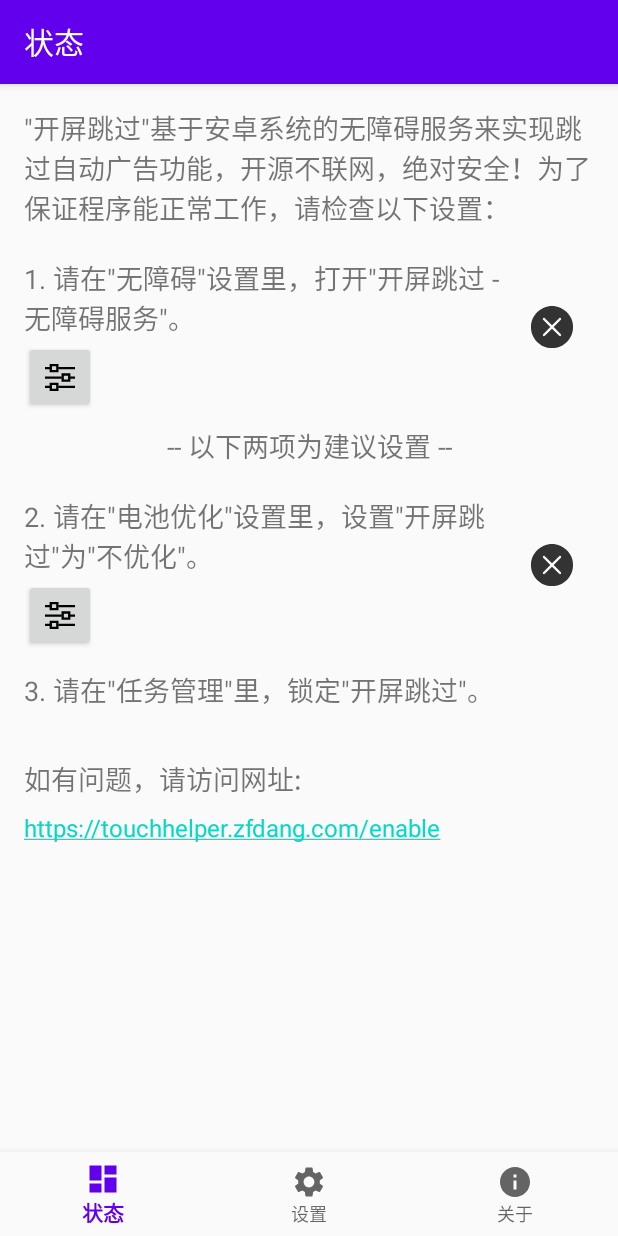
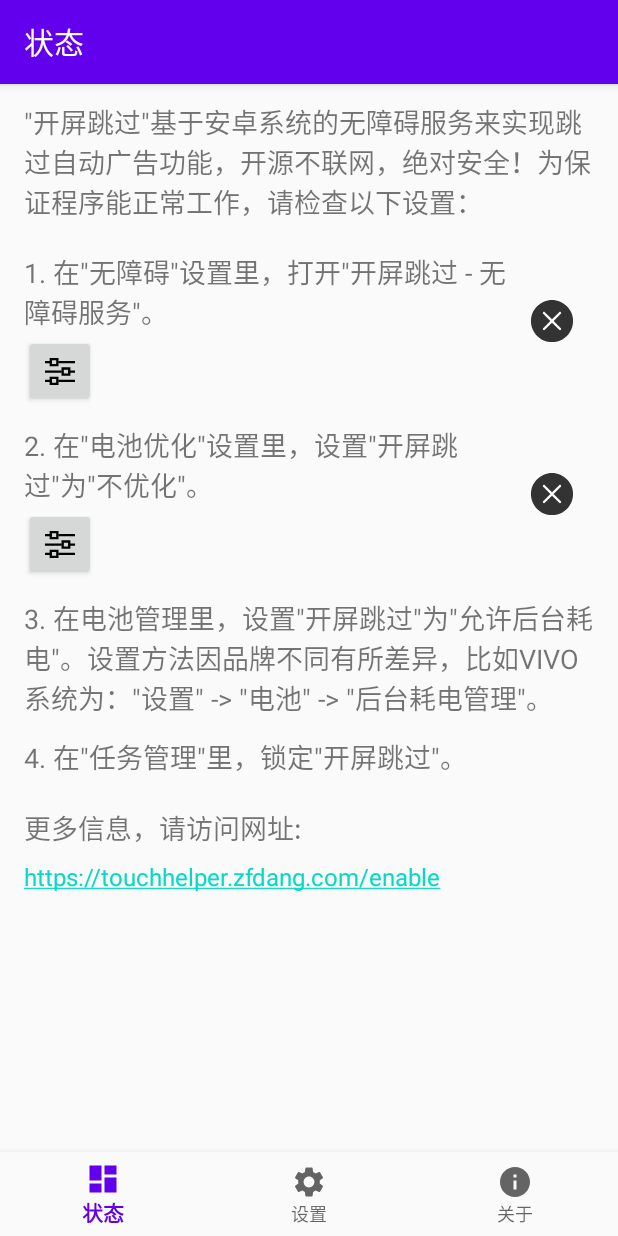
Before and after one commit to zfdang/Android-Touch-Helper, an Android app: the screen it shows after launch (MainActivity), on a phone screen of 412 x 824 dp. Run offline under Robolectric (Android 15) with nearby library versions, the phone set to English and light mode, and no system bars; our stand-ins replace navigation-ui.

Commit message:
update docs

```diff
--- a/app/src/main/java/com/zfdang/touchhelper/ui/home/HomeFragment.java
+++ b/app/src/main/java/com/zfdang/touchhelper/ui/home/HomeFragment.java
@@ -94,11 +94,13 @@ public class HomeFragment extends Fragment {
             public void onClick(View v) {
                 //  打开电池优化的界面，让用户设置
                 if(Build.VERSION.SDK_INT >= Build.VERSION_CODES.M) {
+                    String packageName = getActivity().getPackageName();
+
+                    // open battery optimization setting page
                     Intent intent = new Intent();
-                    String packageName = getActivity().getPackageName();
                     PowerManager pm = (PowerManager) getActivity().getSystemService(Context.POWER_SERVICE);
-                    // open battery optimization setting page
                     intent.setAction(Settings.ACTION_IGNORE_BATTERY_OPTIMIZATION_SETTINGS);
+//                    intent.setData(Uri.parse("package:" + packageName));
                     startActivity(intent);
                 }
             }
--- a/app/src/main/res/layout/fragment_home.xml
+++ b/app/src/main/res/layout/fragment_home.xml
@@ -12,7 +12,7 @@
         android:layout_width="match_parent"
         android:layout_height="wrap_content"
         android:layout_marginStart="16dp"
-        android:layout_marginTop="16dp"
+        android:layout_marginTop="12dp"
         android:layout_marginEnd="16dp"
         android:text="@string/text_instructions"
         android:textSize="18sp"
@@ -93,33 +93,6 @@
                 android:layout_height="wrap_content"
                 android:layout_weight="1">
 
-                <TextView
-                    android:layout_width="0dp"
-                    android:layout_height="wrap_content"
-                    android:layout_marginTop="8dp"
-                    android:layout_marginBottom="8dp"
-                    android:text="@string/text_optional_hint"
-                    android:textAlignment="center"
-                    android:textSize="18sp"
-                    app:layout_constraintBottom_toBottomOf="parent"
-                    app:layout_constraintEnd_toEndOf="parent"
-                    app:layout_constraintStart_toStartOf="parent"
-                    app:layout_constraintTop_toTopOf="parent" />
-
-
-            </androidx.constraintlayout.widget.ConstraintLayout>
-
-        </TableRow>
-
-        <TableRow
-            android:layout_width="match_parent"
-            android:layout_height="wrap_content">
-
-            <androidx.constraintlayout.widget.ConstraintLayout
-                android:layout_width="match_parent"
-                android:layout_height="wrap_content"
-                android:layout_weight="1">
-
                 <androidx.constraintlayout.widget.Guideline
                     android:id="@+id/guideline_power_permission"
                     android:layout_width="wrap_content"
@@ -174,11 +147,42 @@
                 android:layout_weight="1">
 
                 <androidx.constraintlayout.widget.Guideline
+                    android:id="@+id/guideline_rom_battery"
+                    android:layout_width="wrap_content"
+                    android:layout_height="wrap_content"
+                    android:orientation="vertical"
+                    app:layout_constraintGuide_percent="1.0" />
+
+                <TextView
+                    android:id="@+id/text_rom_battery"
+                    android:layout_width="0dp"
+                    android:layout_height="wrap_content"
+                    android:layout_marginTop="12dp"
+                    android:text="@string/text_rom_battery"
+                    android:textSize="18sp"
+                    app:layout_constraintEnd_toStartOf="@id/guideline_rom_battery"
+                    app:layout_constraintStart_toStartOf="parent"
+                    app:layout_constraintTop_toTopOf="parent" />
+
+            </androidx.constraintlayout.widget.ConstraintLayout>
+
+        </TableRow>
+
+        <TableRow
+            android:layout_width="match_parent"
+            android:layout_height="wrap_content">
+
+            <androidx.constraintlayout.widget.ConstraintLayout
+                android:layout_width="match_parent"
+                android:layout_height="wrap_content"
+                android:layout_weight="1">
+
+                <androidx.constraintlayout.widget.Guideline
                     android:id="@+id/guideline_taskmanager"
                     android:layout_width="wrap_content"
                     android:layout_height="wrap_content"
                     android:orientation="vertical"
-                    app:layout_constraintGuide_percent="0.85" />
+                    app:layout_constraintGuide_percent="1.0" />
 
                 <TextView
                     android:id="@+id/text_task_manager"
@@ -202,7 +206,7 @@
         android:layout_width="match_parent"
         android:layout_height="wrap_content"
         android:layout_marginStart="16dp"
-        android:layout_marginTop="32dp"
+        android:layout_marginTop="20dp"
         android:layout_marginEnd="16dp"
         android:text="@string/text_status_help"
         android:textSize="18sp"
--- a/app/src/main/res/values/strings.xml
+++ b/app/src/main/res/values/strings.xml
@@ -4,12 +4,12 @@
     <string name="title_settings">设置</string>
     <string name="title_about">关于</string>
     <string name="status_title">服务状态</string>
-    <string name="text_instructions">\"开屏跳过\"基于安卓系统的无障碍服务来实现跳过自动广告功能，开源不联网，绝对安全！为了保证程序能正常工作，请检查以下设置：</string>
-    <string name="text_accessibility_permission">1. 请在\"无障碍\"设置里，打开\"开屏跳过 - 无障碍服务\"。</string>
-    <string name="text_optional_hint">-- 以下两项为建议设置 --</string>
-    <string name="text_power_permission">2. 请在\"电池优化\"设置里，设置\"开屏跳过\"为\"不优化\"。</string>
-    <string name="text_task_manager">3. 请在\"任务管理\"里，锁定\"开屏跳过\"。</string>
-    <string name="text_status_help">如有问题，请访问网址:</string>
+    <string name="text_instructions">\"开屏跳过\"基于安卓系统的无障碍服务来实现跳过自动广告功能，开源不联网，绝对安全！为保证程序能正常工作，请检查以下设置：</string>
+    <string name="text_accessibility_permission">1. 在\"无障碍\"设置里，打开\"开屏跳过 - 无障碍服务\"。</string>
+    <string name="text_power_permission">2. 在\"电池优化\"设置里，设置\"开屏跳过\"为\"不优化\"。</string>
+    <string name="text_rom_battery">3. 在电池管理里，设置\"开屏跳过\"为\"允许后台耗电\"。设置方法因品牌不同有所差异，比如VIVO系统为：\"设置\" -> \"电池\" -> \"后台耗电管理\"。</string>
+    <string name="text_task_manager">4. 在\"任务管理\"里，锁定\"开屏跳过\"。</string>
+    <string name="text_status_help">更多信息，请访问网址:</string>
     <string name="text_status_weblink">https://touchhelper.zfdang.com/enable</string>
 
     <string name="button_setting">设置</string>
@@ -26,7 +26,7 @@
     </string>
 
     <string name="about_weblink">https://touchhelper.zfdang.com/</string>
-    <string name="about_copyright">Copyright © 2021 Zhengfa Dang</string>
+    <string name="about_copyright">Copyright © 2022 Zhengfa Dang</string>
 
     <string name="app_version">版本: %s (%d)</string>
 </resources>
```
Also changed, not shown: 2 other files.
